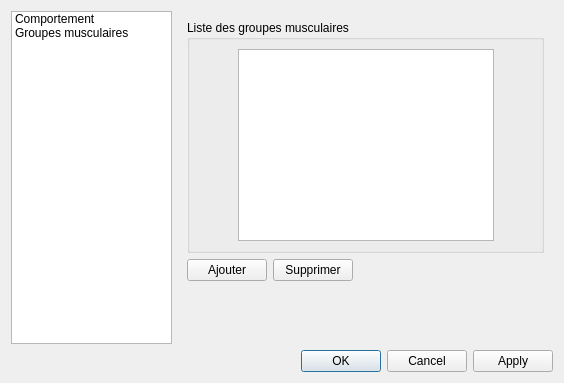
Above: src/settingsdialog.ui from oktal/bodeasy before the change. Below: the same form after it.
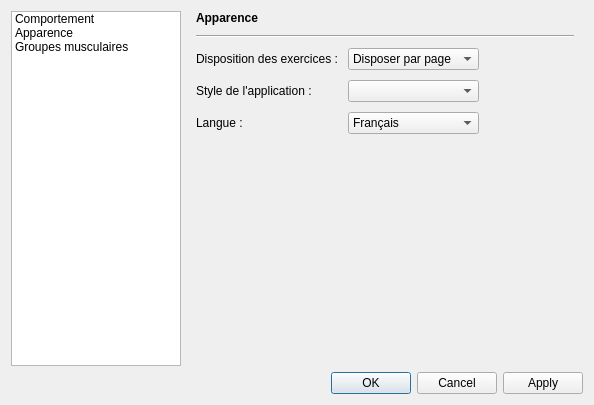
That is the form after the change. The open tabs and pages were chosen to show the change. Icons and pictures are not drawn.

```diff
--- a/src/settingsdialog.ui
+++ b/src/settingsdialog.ui
@@ -6,8 +6,8 @@
    <rect>
     <x>0</x>
     <y>0</y>
-    <width>564</width>
-    <height>383</height>
+    <width>594</width>
+    <height>405</height>
    </rect>
   </property>
   <property name="windowTitle">
@@ -73,6 +73,15 @@
           <normaloff>:/images/tools-icon.png</normaloff>:/images/tools-icon.png</iconset>
         </property>
        </item>
+       <item>
+        <property name="text">
+         <string>Apparence</string>
+        </property>
+        <property name="icon">
+         <iconset resource="ressources.qrc">
+          <normaloff>:/images/palette-icon.png</normaloff>:/images/palette-icon.png</iconset>
+        </property>
+       </item>
        <item>
         <property name="text">
          <string>Groupes musculaires</string>
@@ -167,7 +176,7 @@
            </property>
            <layout class="QHBoxLayout" name="horizontalLayout_2">
             <item>
-             <widget class="QComboBox" name="comboBox">
+             <layout class="QHBoxLayout" name="horizontalLayout_2">
               <item>
                <property name="text">
                 <string>Disposer par page</string>
@@ -178,7 +187,7 @@
                 <string>Disposer en liste</string>
                </property>
               </item>
-             </widget>
+             </layout>
             </item>
             <item>
              <spacer name="horizontalSpacer_2">
@@ -218,7 +227,156 @@
         </layout>
        </widget>
        <widget class="QWidget" name="page_2">
-        <layout class="QVBoxLayout" name="verticalLayout_3">
+        <layout class="QVBoxLayout" name="verticalLayout_5" stretch="0,0,40,60">
+         <property name="spacing">
+          <number>10</number>
+         </property>
+         <property name="topMargin">
+          <number>0</number>
+         </property>
+         <item>
+          <widget class="QLabel" name="label_2">
+           <property name="font">
+            <font>
+             <weight>75</weight>
+             <bold>true</bold>
+            </font>
+           </property>
+           <property name="text">
+            <string>Apparence</string>
+           </property>
+          </widget>
+         </item>
+         <item>
+          <widget class="Line" name="line_2">
+           <property name="orientation">
+            <enum>Qt::Horizontal</enum>
+           </property>
+          </widget>
+         </item>
+         <item>
+          <layout class="QGridLayout" name="gridLayout">
+           <item row="0" column="0">
+            <widget class="QLabel" name="label_3">
+             <property name="text">
+              <string>Disposition des exercices :</string>
+             </property>
+            </widget>
+           </item>
+           <item row="0" column="1">
+            <widget class="QComboBox" name="comboBox">
+             <item>
+              <property name="text">
+               <string>Disposer par page</string>
+              </property>
+             </item>
+             <item>
+              <property name="text">
+               <string>Disposer en liste</string>
+              </property>
+             </item>
+            </widget>
+           </item>
+           <item row="1" column="0">
+            <widget class="QLabel" name="label_4">
+             <property name="text">
+              <string>Style de l'application :</string>
+             </property>
+            </widget>
+           </item>
+           <item row="1" column="1">
+            <widget class="QComboBox" name="comboBox_2"/>
+           </item>
+           <item row="2" column="0">
+            <widget class="QLabel" name="label_5">
+             <property name="text">
+              <string>Langue :</string>
+             </property>
+            </widget>
+           </item>
+           <item row="2" column="1">
+            <widget class="QComboBox" name="comboBox_3">
+             <item>
+              <property name="text">
+               <string>Français</string>
+              </property>
+              <property name="icon">
+               <iconset resource="ressources.qrc">
+                <normaloff>:/images/french.png</normaloff>:/images/french.png</iconset>
+              </property>
+             </item>
+             <item>
+              <property name="text">
+               <string>Anglais</string>
+              </property>
+              <property name="icon">
+               <iconset resource="ressources.qrc">
+                <normaloff>:/images/english.png</normaloff>:/images/english.png</iconset>
+              </property>
+             </item>
+            </widget>
+           </item>
+           <item row="0" column="2">
+            <spacer name="horizontalSpacer_2">
+             <property name="orientation">
+              <enum>Qt::Horizontal</enum>
+             </property>
+             <property name="sizeHint" stdset="0">
+              <size>
+               <width>40</width>
+               <height>20</height>
+              </size>
+             </property>
+            </spacer>
+           </item>
+          </layout>
+         </item>
+         <item>
+          <spacer name="verticalSpacer_3">
+           <property name="orientation">
+            <enum>Qt::Vertical</enum>
+           </property>
+           <property name="sizeType">
+            <enum>QSizePolicy::Minimum</enum>
+           </property>
+           <property name="sizeHint" stdset="0">
+            <size>
+             <width>20</width>
+             <height>178</height>
+            </size>
+           </property>
+          </spacer>
+         </item>
+        </layout>
+       </widget>
+       <widget class="QWidget" name="page_3">
+        <layout class="QVBoxLayout" name="verticalLayout_3" stretch="0,0,80,10,10">
+         <property name="spacing">
+          <number>10</number>
+         </property>
+         <property name="topMargin">
+          <number>0</number>
+         </property>
+         <item>
+          <widget class="QLabel" name="label_6">
+           <property name="font">
+            <font>
+             <weight>75</weight>
+             <bold>true</bold>
+            </font>
+           </property>
+           <property name="text">
+            <string>Groupes musculaires</string>
+           </property>
+          </widget>
+         </item>
+         <item>
+          <widget class="Line" name="line_3">
+           <property name="orientation">
+            <enum>Qt::Horizontal</enum>
+           </property>
+          </widget>
+         </item>
          <item>
           <widget class="QGroupBox" name="groupBox_3">
            <property name="title">
```
Left out of the diff: 76 changed lines with no effect on the pictures.
